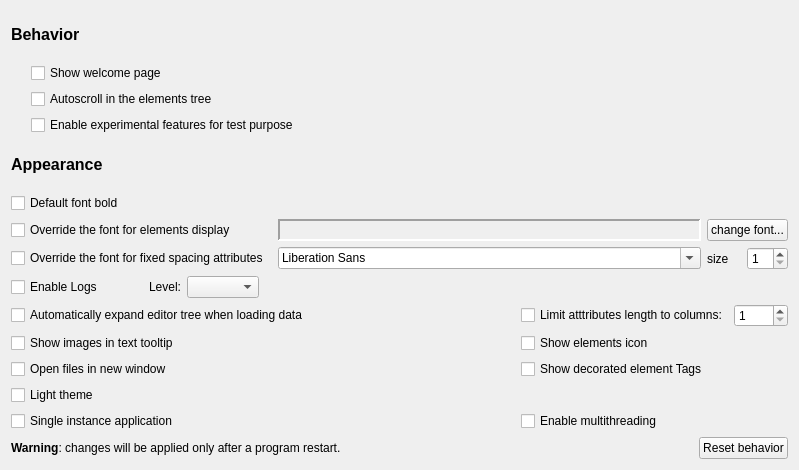
Old version of the form src/config/configurationgeneraloptions.ui in the repository lbellonda/qxmledit.
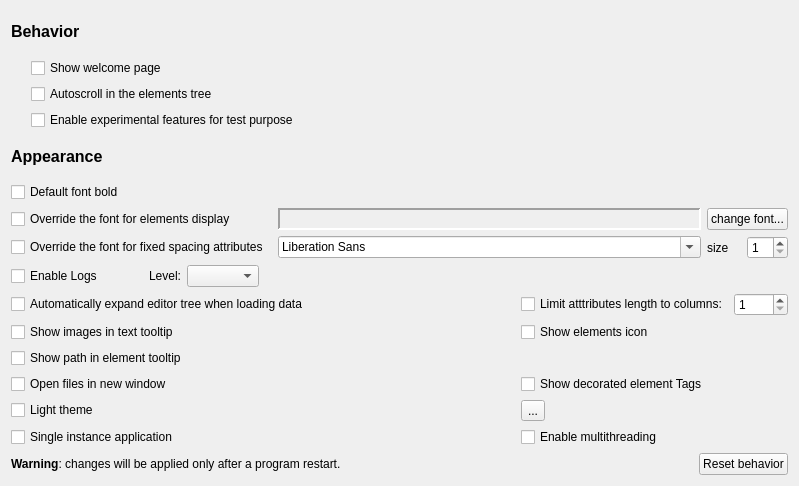
New version of the form.

Commit message: issue-81 added option to hide path in tooltips

Diff of the .ui file:
```diff
--- a/src/config/configurationgeneraloptions.ui
+++ b/src/config/configurationgeneraloptions.ui
@@ -7,7 +7,7 @@
     <x>0</x>
     <y>0</y>
     <width>799</width>
-    <height>470</height>
+    <height>486</height>
    </rect>
   </property>
   <property name="windowTitle">
@@ -204,13 +204,6 @@
    </item>
    <item>
     <layout class="QGridLayout" name="gridLayout_2">
-     <item row="0" column="0">
-      <widget class="QCheckBox" name="expandTreeAfterLoad">
-       <property name="text">
-        <string>Automatically expand editor tree when loading data</string>
-       </property>
-      </widget>
-     </item>
      <item row="0" column="1">
       <layout class="QHBoxLayout" name="horizontalLayout_3">
        <item>
@@ -244,6 +237,41 @@
        </item>
       </layout>
      </item>
+     <item row="3" column="1">
+      <widget class="QCheckBox" name="cbShowTagComplex">
+       <property name="text">
+        <string>Show decorated element Tags</string>
+       </property>
+      </widget>
+     </item>
+     <item row="5" column="1">
+      <widget class="QCheckBox" name="cbEnableMultiThreading">
+       <property name="text">
+        <string>Enable multithreading</string>
+       </property>
+      </widget>
+     </item>
+     <item row="4" column="1">
+      <widget class="QToolButton" name="toolButton">
+       <property name="text">
+        <string>...</string>
+       </property>
+      </widget>
+     </item>
+     <item row="0" column="0">
+      <widget class="QCheckBox" name="expandTreeAfterLoad">
+       <property name="text">
+        <string>Automatically expand editor tree when loading data</string>
+       </property>
+      </widget>
+     </item>
+     <item row="4" column="0">
+      <widget class="QCheckBox" name="cbLightTheme">
+       <property name="text">
+        <string>Light theme</string>
+       </property>
+      </widget>
+     </item>
      <item row="1" column="0">
       <widget class="QCheckBox" name="cbShowImagesInTextTooltip">
        <property name="text">
@@ -251,14 +279,14 @@
        </property>
       </widget>
      </item>
-     <item row="2" column="0">
+     <item row="3" column="0">
       <widget class="QCheckBox" name="cbOpenFilesInNewWindow">
        <property name="text">
         <string>Open files in new window</string>
        </property>
       </widget>
      </item>
-     <item row="4" column="0">
+     <item row="5" column="0">
       <widget class="QCheckBox" name="cbSingleInstance">
        <property name="text">
         <string>Single instance application</string>
@@ -272,24 +300,10 @@
        </property>
       </widget>
      </item>
-     <item row="2" column="1">
-      <widget class="QCheckBox" name="cbShowTagComplex">
+     <item row="2" column="0">
+      <widget class="QCheckBox" name="cbShowPathInElementTooltip">
        <property name="text">
-        <string>Show decorated element Tags</string>
-       </property>
-      </widget>
-     </item>
-     <item row="4" column="1">
-      <widget class="QCheckBox" name="cbEnableMultiThreading">
-       <property name="text">
-        <string>Enable multithreading</string>
-       </property>
-      </widget>
-     </item>
-     <item row="3" column="0">
-      <widget class="QCheckBox" name="cbLightTheme">
-       <property name="text">
-        <string>Light theme</string>
+        <string>Show path in element tooltip</string>
        </property>
       </widget>
      </item>
```
The commit also changes 8 other files.
